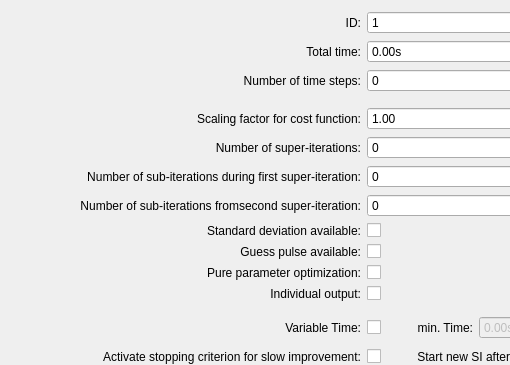
Old version of the form gui/redcrab/ui_main_settings_tab.ui in the repository mmguillermo/QUDI; both pictures show x 0 to 510 and y 0 to 365 of the 1119 by 637 pixel window.
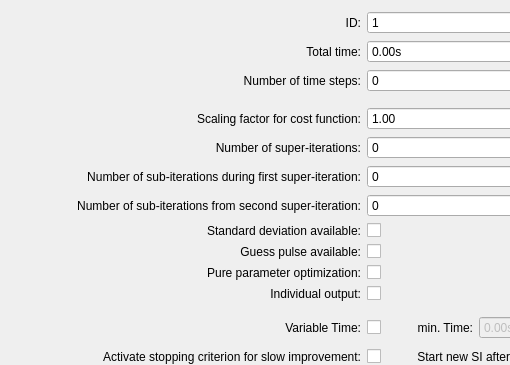
New version of the form. Custom widgets are drawn as their Qt base class.

Commit message: Corrections in GUI and start of optimization

```diff
--- a/gui/redcrab/ui_main_settings_tab.ui
+++ b/gui/redcrab/ui_main_settings_tab.ui
@@ -429,7 +429,7 @@
         <enum>Qt::LeftToRight</enum>
        </property>
        <property name="text">
-        <string>Number of sub-iterations fromsecond super-iteration:</string>
+        <string>Number of sub-iterations from second super-iteration:</string>
        </property>
        <property name="alignment">
         <set>Qt::AlignRight|Qt::AlignTrailing|Qt::AlignVCenter</set>
```
The commit also changes 1 other file.
